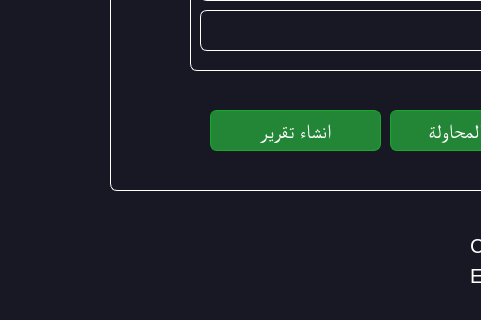
Qt form design/UI.ui (0xGhazy/ElReda-Mall) before a commit; both pictures show x 0 to 481 and y 470 to 790 of the 1141 by 790 pixel window.
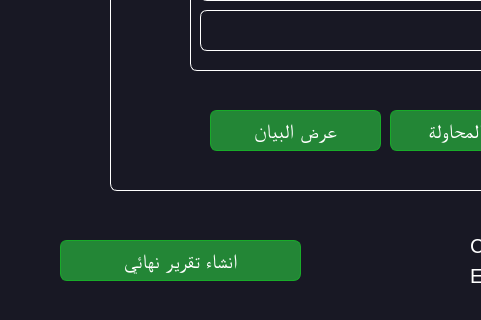
The same form after that commit. Icons and pictures are not drawn.

Commit message: adding generate finall results xlsx file

Diff of the .ui file:
```diff
--- a/design/UI.ui
+++ b/design/UI.ui
@@ -818,7 +818,7 @@
 }</string>
      </property>
      <property name="text">
-      <string>انشاء تقرير</string>
+      <string>عرض البيان</string>
      </property>
     </widget>
     <widget class="QLabel" name="label_15">
@@ -890,6 +890,46 @@
      </property>
     </widget>
    </widget>
+   <widget class="QPushButton" name="generate_finall_report">
+    <property name="geometry">
+     <rect>
+      <x>60</x>
+      <y>710</y>
+      <width>241</width>
+      <height>41</height>
+     </rect>
+    </property>
+    <property name="font">
+     <font>
+      <family>Aria</family>
+      <pointsize>15</pointsize>
+      <weight>10</weight>
+      <italic>false</italic>
+      <bold>false</bold>
+     </font>
+    </property>
+    <property name="styleSheet">
+     <string notr="true">QPushButton {
+	color: white;
+	font: 87 15pt &quot;Aria&quot;;
+	background-color: rgb(35, 134, 54);
+	border-radius:7px;
+	border:1px solid #18ab29;
+}
+
+QPushButton:hover {
+	background:linear-gradient(to bottom, #5cbf2a 5%, #44c767 100%);
+	background-color:#18ab29;
+}
+QPushButton:active {
+	position:relative;
+	top:2px;
+}</string>
+    </property>
+    <property name="text">
+     <string>انشاء تقرير نهائي</string>
+    </property>
+   </widget>
   </widget>
  </widget>
  <resources>
```
The commit also changes 2 other files.
